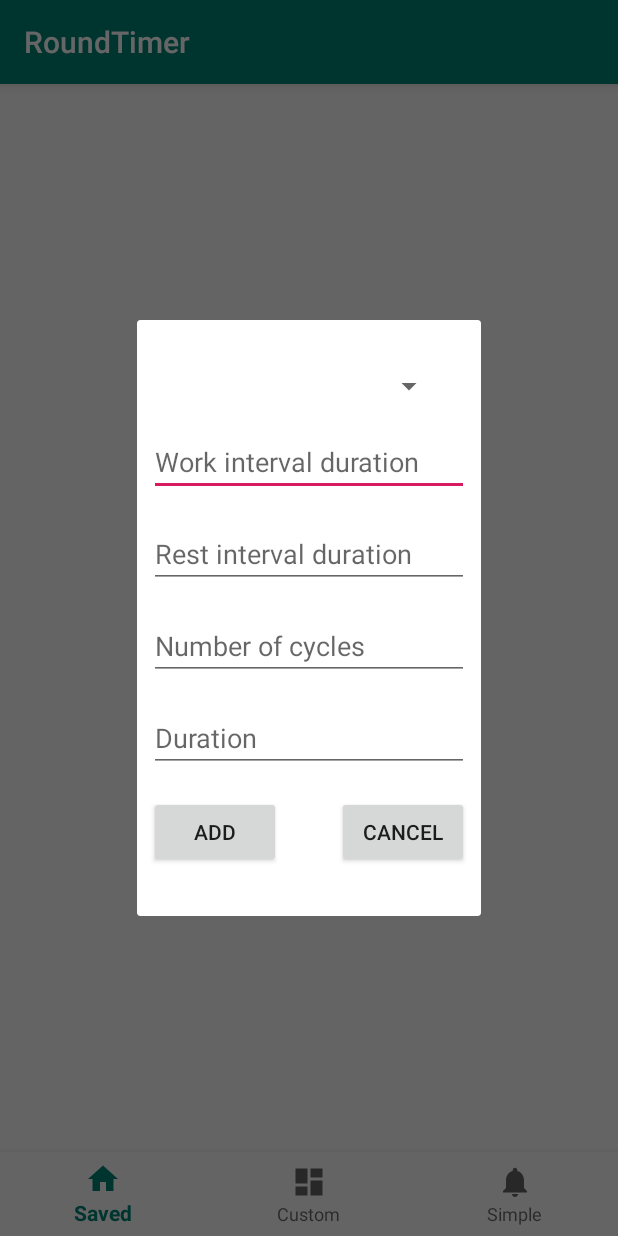
After one commit to Demigod21/HIIT-Timer-Pro, an Android app: the fragment AddPopFragment placed in its activity, on a phone screen of 412 x 824 dp. The commit adds this screen. Run offline under Robolectric (Android 15) with nearby library versions, the phone set to English and light mode, and no system bars.

Commit message:
Added popup window to add custom rounds

```diff
--- /dev/null
+++ b/app/src/main/java/com/appdavide/roundtimer/ui/custom/AddPopFragment.kt
@@ -0,0 +1,62 @@
+package com.appdavide.roundtimer.ui.custom
+
+
+import android.app.Activity
+import android.content.Intent
+import android.os.Bundle
+import android.view.LayoutInflater
+import android.view.View
+import android.view.ViewGroup
+import android.widget.Button
+import android.widget.EditText
+import androidx.fragment.app.DialogFragment
+
+
+import com.appdavide.roundtimer.R
+
+class AddPopFragment : DialogFragment() {
+
+
+    companion object {
+        fun newTargetInstance(): AddPopFragment {
+            val fragment = AddPopFragment()
+            return fragment
+        }
+    }
+
+
+    override fun onCreateView(
+        inflater: LayoutInflater, container: ViewGroup?,
+        savedInstanceState: Bundle?
+    ): View? {
+        // Inflate the layout for this fragment
+        val vista = inflater.inflate(R.layout.popup_add, container, false)
+
+
+        val btnAddPopup = vista.findViewById(R.id.btn_add_popup) as Button
+
+        btnAddPopup.setOnClickListener{
+
+            val workdur: Int = view?.findViewById<EditText>(R.id.edit_work_dur)?.text.toString().toInt()
+            val restdur: Int = view?.findViewById<EditText>(R.id.edit_rest_dur)?.text.toString().toInt()
+            val cycles: Int = view?.findViewById<EditText>(R.id.edit_cycles)?.text.toString().toInt()
+            val duration: Int = view?.findViewById<EditText>(R.id.edit_duration)?.text.toString().toInt()
+
+            //todo agiungere i vari controlli
+
+            var intent = Intent()
+            intent.putExtra("CUSTOM_WORK_DUR", workdur)
+            intent.putExtra("CUSTOM_REST_DUR", restdur)
+            intent.putExtra("CUSTOM_CYCLES", cycles)
+            intent.putExtra("CUSTOM_DURATION", duration)
+
+            targetFragment!!.onActivityResult(1, Activity.RESULT_OK, intent)
+            dismiss()
+        }
+
+
+        return vista
+    }
+
+
+}
--- /dev/null
+++ b/app/src/main/res/layout/popup_add.xml
@@ -0,0 +1,64 @@
+<?xml version="1.0" encoding="utf-8"?>
+<androidx.constraintlayout.widget.ConstraintLayout xmlns:android="http://schemas.android.com/apk/res/android"
+                                                   xmlns:app="http://schemas.android.com/apk/res-auto" xmlns:tools="http://schemas.android.com/tools" android:id="@+id/linearLayout"
+                                                   android:layout_width="match_parent"
+                                                   android:layout_height="match_parent" android:orientation="vertical">
+    <EditText
+            android:id="@+id/edit_work_dur"
+            android:layout_width="wrap_content"
+            android:layout_height="0dp"
+            android:layout_marginStart="8dp"
+            android:layout_marginTop="16dp" android:layout_marginEnd="8dp"
+            android:ems="10"
+            android:hint="Work interval duration" android:inputType="number"
+            app:layout_constraintEnd_toEndOf="parent"
+            app:layout_constraintStart_toStartOf="parent" app:layout_constraintTop_toBottomOf="@+id/spinner2"/>
+    <EditText
+            android:id="@+id/edit_rest_dur"
+            android:layout_width="wrap_content"
+            android:layout_height="0dp"
+            android:layout_marginStart="8dp"
+            android:layout_marginTop="16dp" android:layout_marginEnd="8dp" android:ems="10"
+            android:hint="Rest interval duration"
+            android:inputType="number" app:layout_constraintEnd_toEndOf="parent"
+            app:layout_constraintStart_toStartOf="parent" app:layout_constraintTop_toBottomOf="@+id/edit_work_dur"/>
+    <EditText
+            android:id="@+id/edit_cycles"
+            android:layout_width="wrap_content"
+            android:layout_height="0dp"
+            android:layout_marginStart="8dp"
+            android:layout_marginTop="16dp" android:layout_marginEnd="8dp" android:ems="10"
+            android:hint="Number of cycles"
+            android:inputType="number" app:layout_constraintEnd_toEndOf="parent"
+            app:layout_constraintStart_toStartOf="parent" app:layout_constraintTop_toBottomOf="@+id/edit_rest_dur"/>
+    <EditText
+            android:id="@+id/edit_duration"
+            android:layout_width="wrap_content"
+            android:layout_height="0dp"
+            android:layout_marginTop="16dp" android:ems="10" android:hint="Duration"
+            android:inputType="number"
+            app:layout_constraintStart_toStartOf="@+id/edit_cycles" app:layout_constraintTop_toBottomOf="@+id/edit_cycles"/>
+    <Button
+            android:id="@+id/btn_add_popup"
+            android:layout_width="wrap_content"
+            android:layout_height="wrap_content"
+            android:layout_marginTop="16dp" android:layout_marginBottom="32dp"
+            android:text="ADD"
+            app:layout_constraintBottom_toBottomOf="parent" app:layout_constraintStart_toStartOf="@+id/edit_duration"
+            app:layout_constraintTop_toBottomOf="@+id/edit_duration"/>
+    <Button
+            android:id="@+id/btn_cancel_popup"
+            android:layout_width="wrap_content"
+            android:layout_height="wrap_content"
+            android:layout_marginTop="16dp"
+            android:text="@android:string/cancel"
+            app:layout_constraintBottom_toBottomOf="@+id/btn_add_popup"
+            app:layout_constraintEnd_toEndOf="@+id/edit_duration"
+            app:layout_constraintTop_toBottomOf="@+id/edit_duration"/>
+    <Spinner
+            android:id="@+id/spinner2"
+            android:layout_width="0dp" android:layout_height="wrap_content"
+            android:layout_marginStart="24dp" android:layout_marginTop="32dp"
+            android:layout_marginEnd="24dp" app:layout_constraintEnd_toEndOf="parent"
+            app:layout_constraintStart_toStartOf="parent" app:layout_constraintTop_toTopOf="parent"/>
+</androidx.constraintlayout.widget.ConstraintLayout>
```
Also changed, not shown: app/src/main/java/com/appdavide/roundtimer/ui/custom/CustomFragment.kt (+36 -13 lines).
